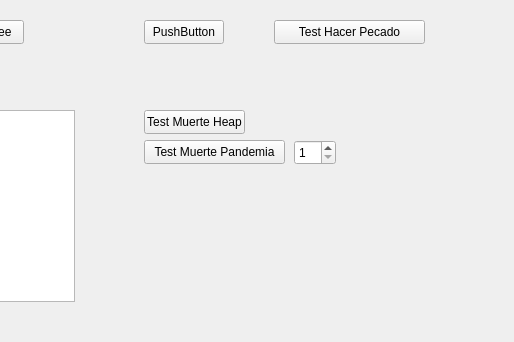
Above: BienVsMal/mainwindow.ui from arty4325/IC2001-BienVsMal before the change; both pictures show x 286 to 800 and y 0 to 342 of the 800 by 600 pixel window. Below: the same form after it.
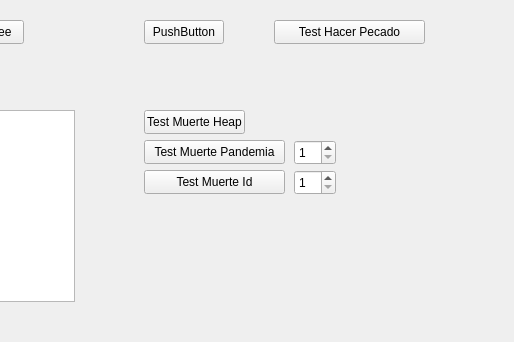
That is the form after the change.

Commit message: Muerte de persona por Id

The edit to the form file:
```diff
--- a/BienVsMal/mainwindow.ui
+++ b/BienVsMal/mainwindow.ui
@@ -141,6 +141,35 @@
      <number>100</number>
     </property>
    </widget>
+   <widget class="QPushButton" name="pushButton_7">
+    <property name="geometry">
+     <rect>
+      <x>430</x>
+      <y>170</y>
+      <width>141</width>
+      <height>24</height>
+     </rect>
+    </property>
+    <property name="text">
+     <string>Test Muerte Id</string>
+    </property>
+   </widget>
+   <widget class="QSpinBox" name="spinBox_3">
+    <property name="geometry">
+     <rect>
+      <x>580</x>
+      <y>170</y>
+      <width>42</width>
+      <height>25</height>
+     </rect>
+    </property>
+    <property name="minimum">
+     <number>1</number>
+    </property>
+    <property name="maximum">
+     <number>999999</number>
+    </property>
+   </widget>
   </widget>
   <widget class="QMenuBar" name="menubar">
    <property name="geometry">
```
The commit also changes 13 other files.
